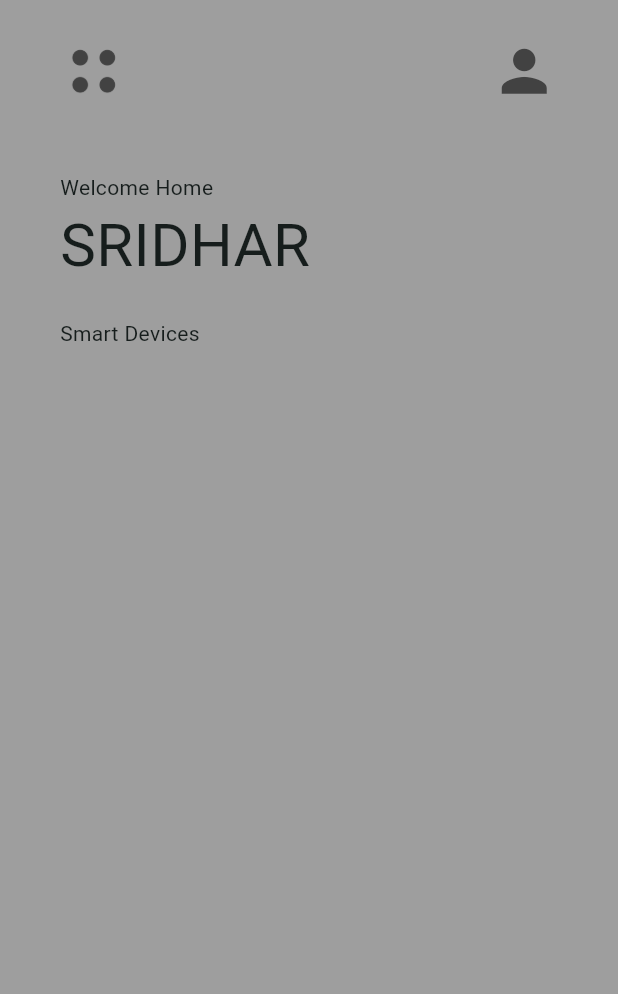
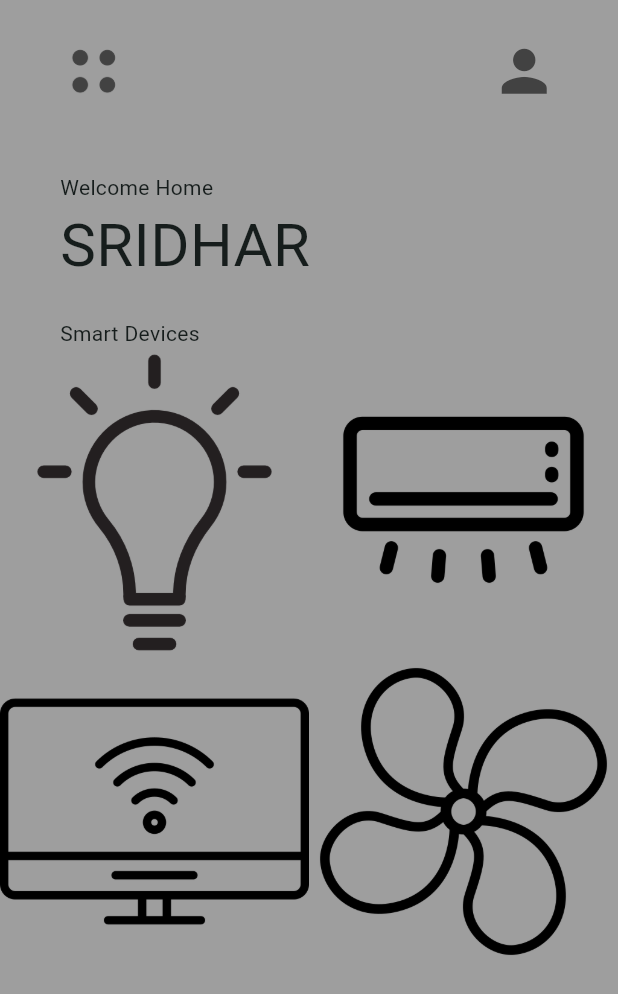
Before and after one commit to Sridharvn/flutter_ui_learning_showcase, a Flutter app: the SmartHomeUi screen opened by its route, on a phone screen of 412 x 824 dp. Shown: the top 994 px of the screen. Run offline on Flutter 3.47's test engine with Material 3 defaults, Android fonts, the phone set to English and light mode, and no system bars; our stand-ins replace go_router.

Commit message:
Added smart device box

```diff
--- /dev/null
+++ b/lib/pages/smart_home_ui/smart_device_box.dart
@@ -0,0 +1,27 @@
+import 'package:flutter/material.dart';
+
+class SmartDeviceBox extends StatelessWidget {
+  final String smartDeviceName;
+  final String iconPath;
+  final bool powerOn;
+
+  const SmartDeviceBox({
+    super.key,
+    required this.smartDeviceName,
+    required this.iconPath,
+    required this.powerOn,
+  });
+
+  @override
+  Widget build(BuildContext context) {
+    return Container(
+      child: Column(
+        children: [
+          // icon
+          Image.asset(iconPath)
+          // smart device name + switch
+        ],
+      ),
+    );
+  }
+}
--- a/lib/pages/smart_home_ui/smart_home_ui.dart
+++ b/lib/pages/smart_home_ui/smart_home_ui.dart
@@ -1,4 +1,5 @@
 import 'package:flutter/material.dart';
+import 'package:flutter_ui_learning_showcase/pages/smart_home_ui/smart_device_box.dart';
 
 class SmartHomeUi extends StatelessWidget {
   const SmartHomeUi({super.key});
@@ -7,6 +8,13 @@ class SmartHomeUi extends StatelessWidget {
   Widget build(BuildContext context) {
     final verticalPadding = 25.0;
     final horizontalPadding = 40.0;
+    List mySmartDevices = [
+      // [smartDeviceName,iconPath,powerStatus]
+      ['Smart Light', "lib/assets/smart_home_ui/light-bulb.png", true],
+      ['Smart AC', "lib/assets/smart_home_ui/air-conditioner.png", true],
+      ['Smart TV', "lib/assets/smart_home_ui/smart-tv.png", true],
+      ['Smart Fan', "lib/assets/smart_home_ui/fan.png", true],
+    ];
     return Scaffold(
       backgroundColor: Colors.grey,
       body: SafeArea(
@@ -62,10 +70,15 @@ class SmartHomeUi extends StatelessWidget {
             ),
             Expanded(
                 child: GridView.builder(
+              itemCount: mySmartDevices.length,
               gridDelegate:
                   SliverGridDelegateWithFixedCrossAxisCount(crossAxisCount: 2),
               itemBuilder: (context, index) {
-                return Container();
+                return SmartDeviceBox(
+                  smartDeviceName: mySmartDevices[index][0],
+                  iconPath: mySmartDevices[index][1],
+                  powerOn: mySmartDevices[index][2],
+                );
               },
             ))
           ],
```
